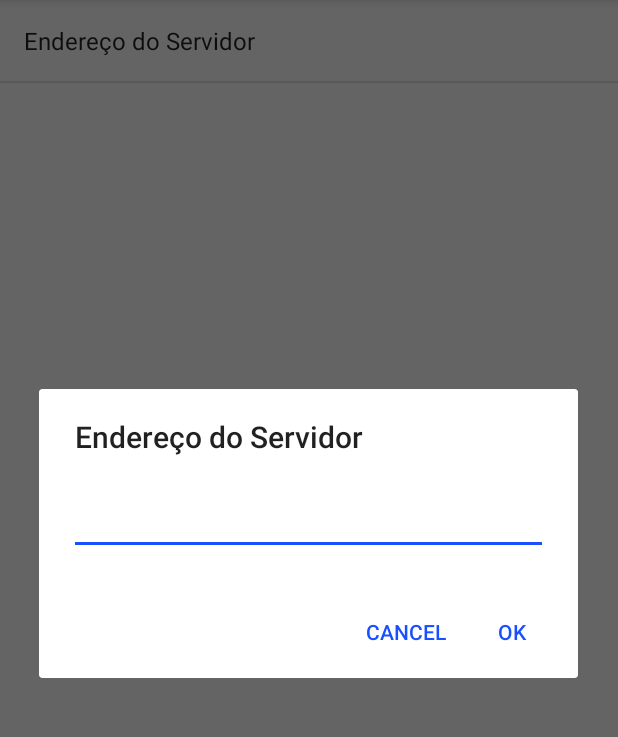
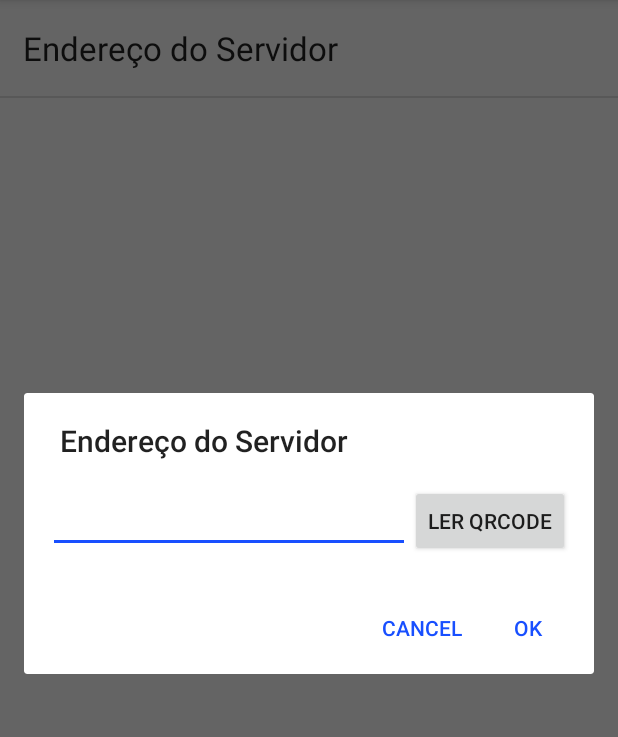
Before and after one commit to sandeco/Inspector, an Android app: the fragment SettingsFragment shown on its own in the app's theme, after a tap on "Endereço do Servidor", on a phone screen of 412 x 824 dp, the part 84-821 px from its top. Run offline under Robolectric (Android 15) with nearby library versions, the phone set to English and light mode, and no system bars.

Commit message:
Permitindo que o usuário insira o endereço do servidor por meio de um QRCode e de texto. Criando mecanismo mais limpo de ler QR Code, agora qualquer classe pode invocar o leitor, não só Activities.

```diff
--- /dev/null
+++ b/app/src/main/java/com/inspector/preferences/QRCodeTextPreference.java
@@ -0,0 +1,186 @@
+package com.inspector.preferences;
+
+import android.content.Context;
+import android.content.SharedPreferences;
+import android.content.res.TypedArray;
+import android.os.Parcel;
+import android.os.Parcelable;
+import android.preference.DialogPreference;
+import android.support.annotation.NonNull;
+import android.text.TextUtils;
+import android.util.AttributeSet;
+import android.view.View;
+import android.widget.Button;
+import android.widget.EditText;
+
+import com.inspector.R;
+import com.inspector.qrcode.QRCodeUtil;
+
+/**
+ * Custom Preference for Input of Text using QR Code Reader
+ */
+public class QRCodeTextPreference extends DialogPreference implements QRCodeUtil.Listener {
+
+    private Button mQRCodeButton;
+    private EditText mEditText;
+    private String mText;
+
+    public QRCodeTextPreference(Context context, AttributeSet attrs, int defStyleAttr) {
+        super(context, attrs, defStyleAttr);
+
+        setDialogLayoutResource(R.layout.qr_code_preference_layout);
+        setPositiveButtonText(android.R.string.ok);
+        setNegativeButtonText(android.R.string.cancel);
+    }
+
+    public QRCodeTextPreference(Context context, AttributeSet attrs) {
+        this(context, attrs, R.attr.editTextStyle);
+    }
+
+    public QRCodeTextPreference(Context context) {
+        this(context, null);
+    }
+
+    /**
+     * Saves the text to the {@link SharedPreferences}.
+     *
+     * @param text The text to save
+     */
+    public void setText(String text) {
+        final boolean wasBlocking = shouldDisableDependents();
+
+        mText = text;
+
+        setSummary(text);
+
+        persistString(text);
+
+        final boolean isBlocking = shouldDisableDependents();
+        if (isBlocking != wasBlocking) {
+            notifyDependencyChange(isBlocking);
+        }
+    }
+
+    /**
+     * Gets the text from the {@link SharedPreferences}.
+     *
+     * @return The current preference value.
+     */
+    public String getText() {
+        return mText;
+    }
+
+    @Override
+    protected void onBindDialogView(@NonNull View view) {
+        super.onBindDialogView(view);
+
+        mQRCodeButton = (Button) view.findViewById(R.id.qrcode_button);
+
+        mQRCodeButton.setOnClickListener(new View.OnClickListener() {
+            @Override
+            public void onClick(View v) {
+                QRCodeUtil.getInstance().registerListener(QRCodeTextPreference.this);
+                QRCodeUtil.getInstance().read(getContext());
+            }
+        });
+
+        mEditText = (EditText) view.findViewById(R.id.editText);
+        mEditText.setText(getText());
+    }
+
+    @Override
+    public void onResult(@NonNull String qrcodeResult) {
+        //retorno do leitor de qrcode
+
+        if (!qrcodeResult.isEmpty()) {
+            //apenas colocando o texto no campo,
+            //o usuário vai decidir se é esse mesmo
+            mEditText.setText(qrcodeResult);
+        }
+    }
+
+    @Override
+    protected void onDialogClosed(boolean positiveResult) {
+        super.onDialogClosed(positiveResult);
+
+        if (positiveResult) {
+            String value = mEditText.getText().toString();
+            if (callChangeListener(value)) {
+                setText(value);
+            }
+        }
+
+        QRCodeUtil.getInstance().unregisterListener(this);
+    }
+
+    @Override
+    protected Object onGetDefaultValue(TypedArray a, int index) {
+        return a.getString(index);
+    }
+
+    @Override
+    protected void onSetInitialValue(boolean restorePersistedValue, Object defaultValue) {
+        setText(restorePersistedValue ? getPersistedString(mText) : (String) defaultValue);
+    }
+
+    @Override
+    public boolean shouldDisableDependents() {
+        return TextUtils.isEmpty(mText) || super.shouldDisableDependents();
+    }
+
+    @Override
+    protected Parcelable onSaveInstanceState() {
+        final Parcelable superState = super.onSaveInstanceState();
+        if (isPersistent()) {
+            // No need to save instance state since it's persistent
+            return superState;
+        }
+
+        final SavedState myState = new SavedState(superState);
+        myState.text = getText();
+        return myState;
+    }
+
+    @Override
+    protected void onRestoreInstanceState(Parcelable state) {
+        if (state == null || !state.getClass().equals(SavedState.class)) {
+            // Didn't save state for us in onSaveInstanceState
+            super.onRestoreInstanceState(state);
+            return;
+        }
+
+        SavedState myState = (SavedState) state;
+        super.onRestoreInstanceState(myState.getSuperState());
+        setText(myState.text);
+    }
+
+    private static class SavedState extends BaseSavedState {
+        String text;
+
+        public SavedState(Parcel source) {
+            super(source);
+            text = source.readString();
+        }
+
+        @Override
+        public void writeToParcel(@NonNull Parcel dest, int flags) {
+            super.writeToParcel(dest, flags);
+            dest.writeString(text);
+        }
+
+        public SavedState(Parcelable superState) {
+            super(superState);
+        }
+
+        public static final Parcelable.Creator<SavedState> CREATOR =
+                new Parcelable.Creator<SavedState>() {
+                    public SavedState createFromParcel(Parcel in) {
+                        return new SavedState(in);
+                    }
+
+                    public SavedState[] newArray(int size) {
+                        return new SavedState[size];
+                    }
+                };
+    }
+}
--- /dev/null
+++ b/app/src/main/res/layout/qr_code_preference_layout.xml
@@ -0,0 +1,30 @@
+<?xml version="1.0" encoding="utf-8"?>
+<RelativeLayout xmlns:android="http://schemas.android.com/apk/res/android"
+              android:layout_width="match_parent"
+              android:layout_height="match_parent"
+              android:paddingBottom="@dimen/activity_vertical_margin"
+              android:paddingLeft="@dimen/activity_horizontal_margin"
+              android:paddingRight="@dimen/activity_horizontal_margin"
+              android:paddingTop="@dimen/activity_vertical_margin"
+              android:orientation="vertical">
+
+    <EditText
+        android:layout_width="match_parent"
+        android:layout_height="wrap_content"
+        android:id="@+id/editText"
+        android:layout_alignParentTop="true"
+        android:layout_alignParentLeft="true"
+        android:layout_alignParentStart="true"
+        android:layout_toLeftOf="@+id/qrcode_button"
+        android:layout_toStartOf="@+id/qrcode_button"/>
+
+    <Button
+        android:layout_width="wrap_content"
+        android:layout_height="wrap_content"
+        android:text="Ler QRCode"
+        android:id="@+id/qrcode_button"
+        android:layout_alignParentTop="true"
+        android:layout_alignParentRight="true"
+        android:layout_alignParentEnd="true"/>
+
+</RelativeLayout>
--- a/app/src/main/res/values/strings.xml
+++ b/app/src/main/res/values/strings.xml
@@ -66,4 +66,6 @@
     <string name="pref_url_label">Endereço do Servidor</string>
     <string name="pref_url_default"/>
 
+    <string name="title_activity_qrcode_reader">QRCodeReaderActivity</string>
+
 </resources>
--- a/app/src/main/res/xml/preferences.xml
+++ b/app/src/main/res/xml/preferences.xml
@@ -1,10 +1,14 @@
 <?xml version="1.0" encoding="utf-8"?>
 <PreferenceScreen xmlns:android="http://schemas.android.com/apk/res/android">
 
-    <EditTextPreference
+    <!--<EditTextPreference-->
+    <!--android:key="@string/pref_url_key"-->
+    <!--android:defaultValue="@string/pref_url_default"-->
+    <!--android:title="@string/pref_url_label"-->
+    <!--android:inputType="text"/>-->
+
+    <com.inspector.preferences.QRCodeTextPreference
+        android:defaultValue="@string/pref_url_default"
         android:key="@string/pref_url_key"
-        android:defaultValue="@string/pref_url_default"
-        android:title="@string/pref_url_label"
-        android:inputType="text"/>
-
+        android:title="@string/pref_url_label"/>
 </PreferenceScreen>
```
Also changed, not shown: app/src/main/AndroidManifest.xml (+6 -1 lines), app/src/main/java/com/inspector/qrcode/QRCodeReaderActivity.java (added, +55 -0 lines), app/src/main/java/com/inspector/qrcode/QRCodeUtil.java (added, +60 -0 lines), app/src/main/res/layout/activity_qrcode_reader.xml (added, +16 -0 lines).
